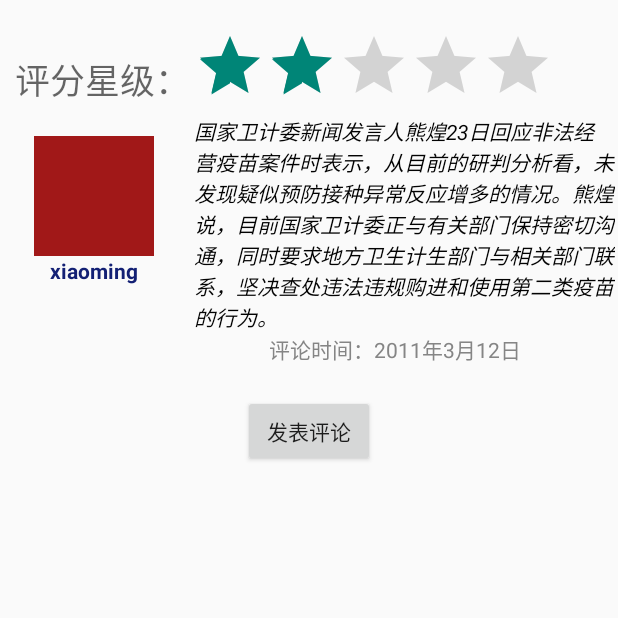
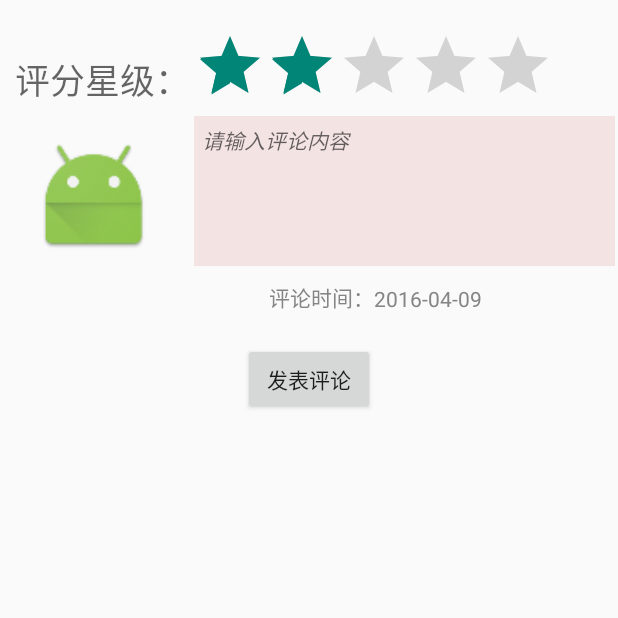
Before and after one commit to keepTrying/hotel, an Android app: the CommentActivity screen opened directly, with no data from a screen before it, on a phone screen of 412 x 824 dp, the top half of it. Run offline under Robolectric (Android 15) with nearby library versions, the phone set to English and light mode, and no system bars; 1 statement that could not run was skipped.

Commit message:
no message

```diff
--- a/HotelManager_map/app/src/main/java/com/dreamfactory/hotelmanager/activity/CommentActivity.java
+++ b/HotelManager_map/app/src/main/java/com/dreamfactory/hotelmanager/activity/CommentActivity.java
@@ -4,6 +4,7 @@ import android.app.Activity;
 import android.os.Bundle;
 import android.view.View;
 import android.widget.Button;
+import android.widget.EditText;
 import android.widget.RatingBar;
 import android.widget.TextView;
 import android.widget.Toast;
@@ -12,6 +13,8 @@ import com.android.volley.toolbox.NetworkImageView;
 import com.dreamfactory.hotelmanager.R;
 import com.dreamfactory.hotelmanager.module.Comment;
 import com.dreamfactory.hotelmanager.tools.SeverManager;
+import com.dreamfactory.hotelmanager.tools.TimeHelper;
+import com.dreamfactory.hotelmanager.tools.UserManager;
 
 import java.net.NetworkInterface;
 
@@ -20,7 +23,7 @@ public class CommentActivity extends Activity {
     private RatingBar ratingBar;
     private NetworkImageView networkImageView;
     private TextView tv_user_name;
-    private TextView tv_comment_content;
+    private EditText et_comment_content;
     private TextView tv_comment_time;
     private Button btn_commit;
     @Override
@@ -28,13 +31,19 @@ public class CommentActivity extends Activity {
         super.onCreate(savedInstanceState);
         setContentView(R.layout.activity_comment);
 
+        final String room_num = getIntent().getStringExtra("room_num");
+
         ratingBar = (RatingBar)findViewById(R.id.comment_rate);
         networkImageView = (NetworkImageView)findViewById(R.id.comment_pic);
-        tv_comment_content=(TextView)findViewById(R.id.comment_content);
+        et_comment_content=(EditText)findViewById(R.id.comment_content);
         tv_comment_time=(TextView)findViewById(R.id.comment_time);
         tv_user_name=(TextView)findViewById(R.id.comment_name);
+
+        networkImageView.setDefaultImageResId(R.mipmap.ic_launcher);
+        tv_user_name.setText(UserManager.getInstance(CommentActivity.this).getUser().getUser_name());
+        tv_comment_time.setText(TimeHelper.getStringDateShort());
+
         btn_commit=(Button)findViewById(R.id.button_commit);
-
         btn_commit.setOnClickListener(new View.OnClickListener() {
             @Override
             public void onClick(View v) {
@@ -54,7 +63,7 @@ public class CommentActivity extends Activity {
                     public void onErrorResponse(String volleyError) {
                         Toast.makeText(CommentActivity.this,String.format("评论失败!错误：%s",volleyError),Toast.LENGTH_SHORT).show();
                     }
-                }).comment_publish(CommentActivity.this,null,tv_comment_content.getText().toString(),null,ratingBar.getRating()+"");
+                }).comment_publish(CommentActivity.this, UserManager.getInstance(CommentActivity.this).getUser().getUser_id()+"",et_comment_content.getText().toString(),room_num,ratingBar.getRating()+"");
             }
         });
     }
--- a/HotelManager_map/app/src/main/java/com/dreamfactory/hotelmanager/activity/MyRoomActivity.java
+++ b/HotelManager_map/app/src/main/java/com/dreamfactory/hotelmanager/activity/MyRoomActivity.java
@@ -4,6 +4,7 @@ import android.app.Activity;
 import android.app.AlertDialog;
 import android.app.Dialog;
 import android.content.DialogInterface;
+import android.content.Intent;
 import android.os.Bundle;
 import android.view.View;
 import android.widget.Button;
@@ -196,7 +197,9 @@ public class MyRoomActivity extends Activity implements View.OnClickListener {
                 break;
 
             case R.id.btn_comment :
-
+                Intent intent=new Intent(MyRoomActivity.this,CommentActivity.class);
+                intent.putExtra("room_num",room_num);
+                startActivity(intent);
                 break;
             case R.id.btn_refund :
 
--- a/HotelManager_map/app/src/main/java/com/dreamfactory/hotelmanager/activity/QueryRoomResult.java
+++ b/HotelManager_map/app/src/main/java/com/dreamfactory/hotelmanager/activity/QueryRoomResult.java
@@ -45,7 +45,7 @@ public class QueryRoomResult extends AppCompatActivity implements AdapterView.On
 //        mData.add(new Room(999008,1,999.0f,100, "img","什么都有"));
 //        mData.add(new Room(999008,1,999.0f,100, "img","什么都有"));
 //        mData.add(new Room(999008,1,999.0f,100, "img","什么都有"));
-        mAdapter = new Room_list_adapter((LinkedList<Room>) mData, mContext);
+        mAdapter = new Room_list_adapter(mData, mContext);
         list_room.setAdapter(mAdapter);
         list_room.setOnItemClickListener(this);
     }
@@ -56,7 +56,7 @@ public class QueryRoomResult extends AppCompatActivity implements AdapterView.On
 
     @Override
     public void onItemClick(AdapterView<?> parent, View view, int position, long id) {
-        Room room = mData.get(position);
+        Room room = mData.get(position-1);
         Bundle bundle = new Bundle();
         bundle.putParcelable(getString(R.string.room_detail_put_key),room);
         Intent intent =new Intent(this,RoomDetail.class);
--- a/HotelManager_map/app/src/main/java/com/dreamfactory/hotelmanager/adapter/Room_list_adapter.java
+++ b/HotelManager_map/app/src/main/java/com/dreamfactory/hotelmanager/adapter/Room_list_adapter.java
@@ -12,16 +12,17 @@ import com.dreamfactory.hotelmanager.R;
 import com.dreamfactory.hotelmanager.module.Room;
 
 import java.util.LinkedList;
+import java.util.List;
 
 /**
  * Created by yangpeidong on 16/3/24.
  */
 public class Room_list_adapter extends BaseAdapter {
 
-    private LinkedList<Room> mData;
+    private List<Room> mData;
     private Context mContext;
 
-    public Room_list_adapter(LinkedList<Room> mData, Context mContext) {
+    public Room_list_adapter(List<Room> mData, Context mContext) {
         this.mData = mData;
         this.mContext = mContext;
     }
--- a/HotelManager_map/app/src/main/res/layout/activity_comment.xml
+++ b/HotelManager_map/app/src/main/res/layout/activity_comment.xml
@@ -34,7 +34,6 @@
                 android:layout_width="80dp"
                 android:layout_height="80dp"
                 android:id="@+id/comment_pic"
-                android:background="#a11818"
                 android:layout_marginTop="20dp"
                 android:layout_gravity="center_horizontal" />
 
@@ -42,7 +41,6 @@
                 android:layout_width="wrap_content"
                 android:layout_height="wrap_content"
                 android:textAppearance="?android:attr/textAppearanceSmall"
-                android:text="xiaoming"
                 android:id="@+id/comment_name"
                 android:layout_gravity="center_horizontal"
                 android:textStyle="bold"
@@ -72,23 +70,32 @@
 
             </RatingBar>
 
-            <TextView
+            <EditText
                 android:layout_width="fill_parent"
                 android:layout_height="wrap_content"
                 android:textAppearance="?android:attr/textAppearanceSmall"
-                android:text="国家卫计委新闻发言人熊煌23日回应非法经营疫苗案件时表示，从目前的研判分析看，未发现疑似预防接种异常反应增多的情况。熊煌说，目前国家卫计委正与有关部门保持密切沟通，同时要求地方卫生计生部门与相关部门联系，坚决查处违法违规购进和使用第二类疫苗的行为。"
                 android:id="@+id/comment_content"
                 android:layout_gravity="center"
                 android:textStyle="italic"
                 android:textColor="#020202"
-                android:minHeight="50dp" />
+                android:minHeight="100dp"
+                android:background="#f3e3e3"
+                android:hint="请输入评论内容"
+                android:editable="true"
+                android:clickable="true"
+                android:enabled="true"
+                android:focusable="true"
+                android:inputType="text"
+                android:gravity="left|top"
+                android:padding="5dp" />
 
             <LinearLayout
                 android:orientation="horizontal"
                 android:layout_width="match_parent"
                 android:layout_height="wrap_content"
                 android:layout_gravity="center"
-                android:gravity="center" >
+                android:gravity="center"
+                android:layout_marginTop="10dp">
 
                 <TextView
                     android:layout_width="wrap_content"
--- a/HotelManager_map/app/src/main/res/layout/activity_room_detail.xml
+++ b/HotelManager_map/app/src/main/res/layout/activity_room_detail.xml
@@ -37,7 +37,6 @@
                 android:id="@+id/imageView_room"
                 android:layout_alignParentLeft="true"
                 android:layout_alignParentStart="true"
-                android:background="#984040"
                 android:layout_alignBottom="@+id/textView_room_area"
                 android:layout_alignParentTop="true" />
 
```
Also changed, not shown: HotelManager_map/app/src/main/java/com/dreamfactory/hotelmanager/activity/RoomDetail.java (+10 -8 lines), HotelManager_map/app/src/main/java/com/dreamfactory/hotelmanager/adapter/Comment_adapter.java (+10 -8 lines), HotelManager_map/app/src/main/java/com/dreamfactory/hotelmanager/module/Comment.java (+40 -59 lines), HotelManager_map/app/src/main/java/com/dreamfactory/hotelmanager/tools/SeverManager.java (+9 -3 lines).
